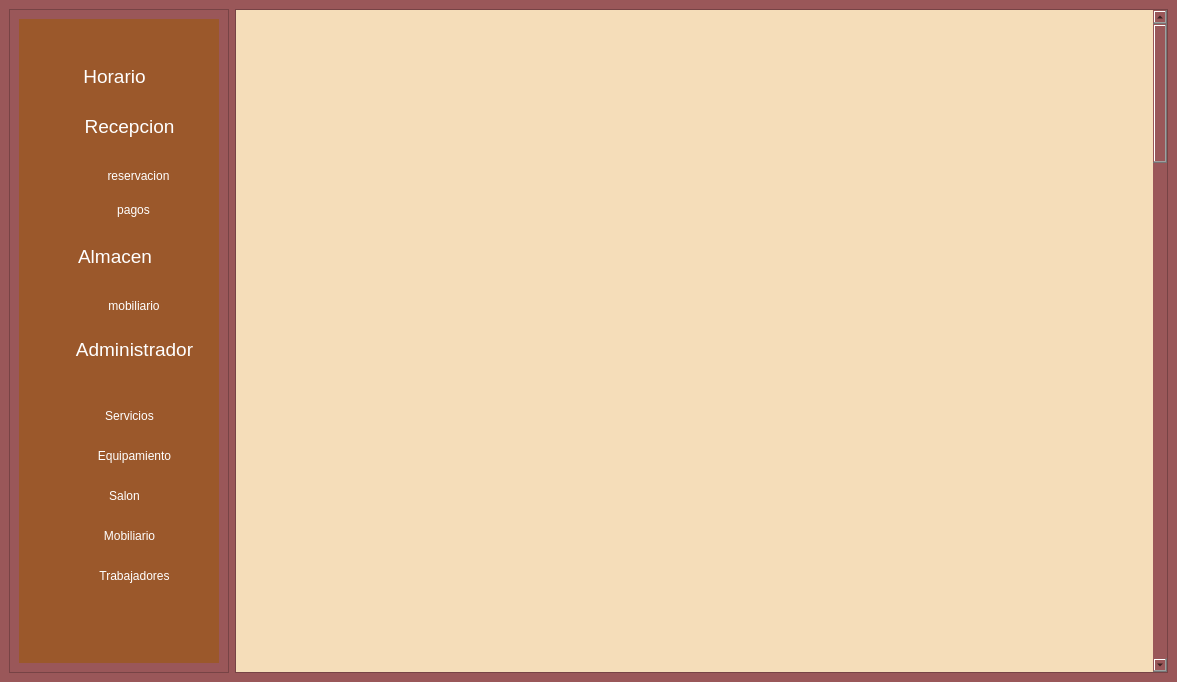
The window that gui/admin_screen.ui (asp-laboratories/BookingRoom_Software) describes before a commit, drawn with Qt 5.
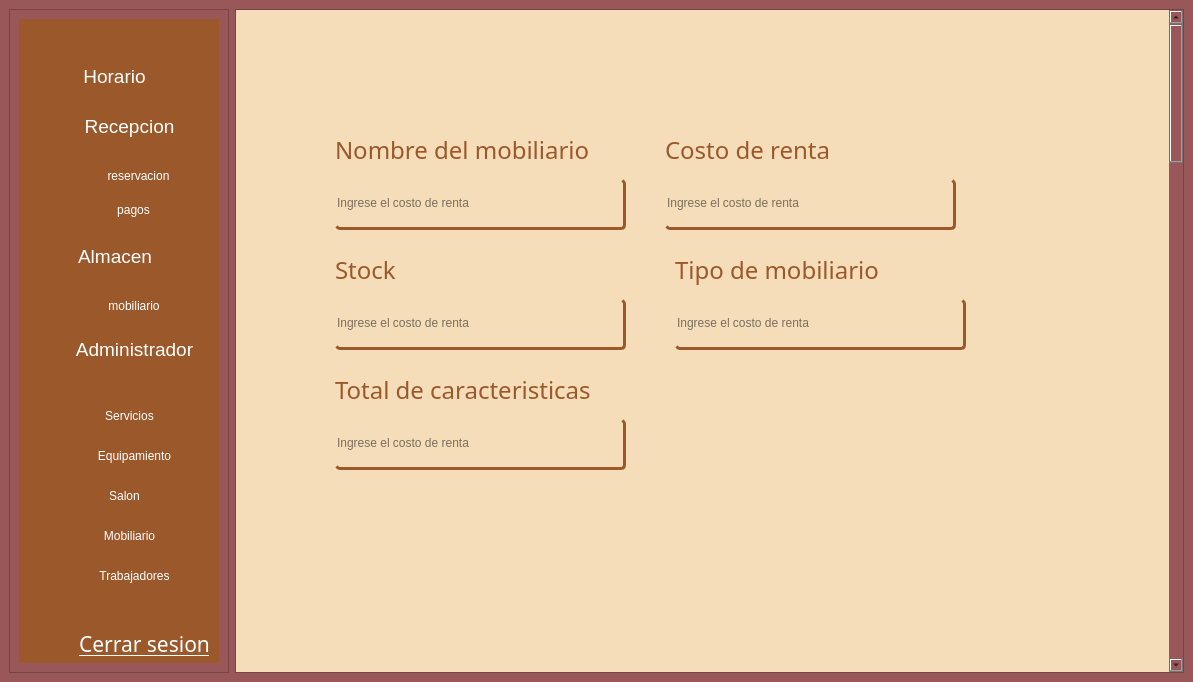
The same window after the commit. The open tabs and pages were chosen to show the change. Icons and pictures are not drawn.

Commit message: feat(gui): Cierre de sesion (Update)

```diff
--- a/gui/admin_screen.ui
+++ b/gui/admin_screen.ui
@@ -6,7 +6,7 @@
    <rect>
     <x>0</x>
     <y>0</y>
-    <width>1177</width>
+    <width>1193</width>
     <height>682</height>
    </rect>
   </property>
@@ -628,6 +628,50 @@
            <bool>true</bool>
           </property>
          </widget>
+         <widget class="QLabel" name="linkLogin">
+          <property name="geometry">
+           <rect>
+            <x>60</x>
+            <y>610</y>
+            <width>141</width>
+            <height>31</height>
+           </rect>
+          </property>
+          <property name="font">
+           <font>
+            <family>Adwaita Sans</family>
+            <pointsize>16</pointsize>
+           </font>
+          </property>
+          <property name="cursor">
+           <cursorShape>PointingHandCursor</cursorShape>
+          </property>
+          <property name="styleSheet">
+           <string notr="true">color: #000000;</string>
+          </property>
+          <property name="text">
+           <string>&lt;html&gt;&lt;head/&gt;&lt;body&gt;&lt;p&gt;&lt;a href=&quot;cerrar&quot;&gt;&lt;span style=&quot; font-weight:400; color:#ffffff;&quot;&gt;Cerrar sesion&lt;/span&gt;&lt;/a&gt;&lt;/p&gt;&lt;/body&gt;&lt;/html&gt;</string>
+          </property>
+         </widget>
+         <widget class="QLabel" name="label_19">
+          <property name="geometry">
+           <rect>
+            <x>10</x>
+            <y>600</y>
+            <width>41</width>
+            <height>41</height>
+           </rect>
+          </property>
+          <property name="text">
+           <string/>
+          </property>
+          <property name="pixmap">
+           <pixmap>../Imagenes/Icons/admin_panel_settings_45dp_FFFFFF_FILL0_wght400_GRAD0_opsz48.png</pixmap>
+          </property>
+          <property name="scaledContents">
+           <bool>true</bool>
+          </property>
+         </widget>
         </widget>
        </item>
       </layout>
@@ -643,7 +687,7 @@
         <rect>
          <x>0</x>
          <y>0</y>
-         <width>946</width>
+         <width>962</width>
          <height>3000</height>
         </rect>
        </property>
@@ -2672,7 +2716,238 @@
             </widget>
            </widget>
           </widget>
-          <widget class="QWidget" name="paginaMobiliario"/>
+          <widget class="QWidget" name="paginaMobiliario">
+           <widget class="QLabel" name="lCostoS_2">
+            <property name="geometry">
+             <rect>
+              <x>90</x>
+              <y>110</y>
+              <width>291</width>
+              <height>41</height>
+             </rect>
+            </property>
+            <property name="font">
+             <font>
+              <family>Adwaita Sans</family>
+              <pointsize>18</pointsize>
+              <bold>false</bold>
+             </font>
+            </property>
+            <property name="styleSheet">
+             <string notr="true">color: rgba(155, 88, 43, 1.0);
+</string>
+            </property>
+            <property name="text">
+             <string>Nombre del mobiliario</string>
+            </property>
+           </widget>
+           <widget class="QLineEdit" name="saCostoRenta_2">
+            <property name="geometry">
+             <rect>
+              <x>90</x>
+              <y>160</y>
+              <width>291</width>
+              <height>51</height>
+             </rect>
+            </property>
+            <property name="styleSheet">
+             <string notr="true">color: rgb(0, 0, 0);
+border-radius: 5px;
+border-bottom: 3px solid rgba(155, 88, 43, 1.0);
+border-right: 3px solid  rgba(155, 88, 43, 1.0);</string>
+            </property>
+            <property name="text">
+             <string/>
+            </property>
+            <property name="placeholderText">
+             <string>Ingrese el costo de renta</string>
+            </property>
+           </widget>
+           <widget class="QLabel" name="lCostoS_3">
+            <property name="geometry">
+             <rect>
+              <x>420</x>
+              <y>110</y>
+              <width>291</width>
+              <height>41</height>
+             </rect>
+            </property>
+            <property name="font">
+             <font>
+              <family>Adwaita Sans</family>
+              <pointsize>18</pointsize>
+              <bold>false</bold>
+             </font>
+            </property>
+            <property name="styleSheet">
+             <string notr="true">color: rgba(155, 88, 43, 1.0);
+</string>
+            </property>
+            <property name="text">
+             <string>Costo de renta</string>
+            </property>
+           </widget>
+           <widget class="QLineEdit" name="saCostoRenta_3">
+            <property name="geometry">
+             <rect>
+              <x>420</x>
+              <y>160</y>
+              <width>291</width>
+              <height>51</height>
+             </rect>
+            </property>
+            <property name="styleSheet">
+             <string notr="true">color: rgb(0, 0, 0);
+border-radius: 5px;
+border-bottom: 3px solid rgba(155, 88, 43, 1.0);
+border-right: 3px solid  rgba(155, 88, 43, 1.0);</string>
+            </property>
+            <property name="text">
+             <string/>
+            </property>
+            <property name="placeholderText">
+             <string>Ingrese el costo de renta</string>
+            </property>
+           </widget>
+           <widget class="QLabel" name="lCostoS_4">
+            <property name="geometry">
+             <rect>
+              <x>90</x>
+              <y>230</y>
+              <width>291</width>
+              <height>41</height>
+             </rect>
+            </property>
+            <property name="font">
+             <font>
+              <family>Adwaita Sans</family>
+              <pointsize>18</pointsize>
+              <bold>false</bold>
+             </font>
+            </property>
+            <property name="styleSheet">
+             <string notr="true">color: rgba(155, 88, 43, 1.0);
+</string>
+            </property>
+            <property name="text">
+             <string>Stock</string>
+            </property>
+           </widget>
+           <widget class="QLineEdit" name="saCostoRenta_4">
+            <property name="geometry">
+             <rect>
+              <x>90</x>
+              <y>280</y>
+              <width>291</width>
+              <height>51</height>
+             </rect>
+            </property>
+            <property name="styleSheet">
+             <string notr="true">color: rgb(0, 0, 0);
+border-radius: 5px;
+border-bottom: 3px solid rgba(155, 88, 43, 1.0);
+border-right: 3px solid  rgba(155, 88, 43, 1.0);</string>
+            </property>
+            <property name="text">
+             <string/>
+            </property>
+            <property name="placeholderText">
+             <string>Ingrese el costo de renta</string>
+            </property>
+           </widget>
+           <widget class="QLineEdit" name="saCostoRenta_5">
+            <property name="geometry">
+             <rect>
+              <x>430</x>
+              <y>280</y>
+              <width>291</width>
+              <height>51</height>
+             </rect>
+            </property>
+            <property name="styleSheet">
+             <string notr="true">color: rgb(0, 0, 0);
+border-radius: 5px;
+border-bottom: 3px solid rgba(155, 88, 43, 1.0);
+border-right: 3px solid  rgba(155, 88, 43, 1.0);</string>
+            </property>
+            <property name="text">
+             <string/>
+            </property>
+            <property name="placeholderText">
+             <string>Ingrese el costo de renta</string>
+            </property>
+           </widget>
+           <widget class="QLabel" name="lCostoS_5">
+            <property name="geometry">
+             <rect>
+              <x>430</x>
+              <y>230</y>
+              <width>291</width>
+              <height>41</height>
+             </rect>
+            </property>
+            <property name="font">
+             <font>
+              <family>Adwaita Sans</family>
+              <pointsize>18</pointsize>
+              <bold>false</bold>
+             </font>
+            </property>
+            <property name="styleSheet">
+             <string notr="true">color: rgba(155, 88, 43, 1.0);
+</string>
+            </property>
+            <property name="text">
+             <string>Tipo de mobiliario</string>
+            </property>
+           </widget>
+           <widget class="QLineEdit" name="saCostoRenta_6">
+            <property name="geometry">
+             <rect>
+              <x>90</x>
+              <y>400</y>
+              <width>291</width>
+              <height>51</height>
+             </rect>
+            </property>
+            <property name="styleSheet">
+             <string notr="true">color: rgb(0, 0, 0);
+border-radius: 5px;
+border-bottom: 3px solid rgba(155, 88, 43, 1.0);
+border-right: 3px solid  rgba(155, 88, 43, 1.0);</string>
+            </property>
+            <property name="text">
+             <string/>
+            </property>
+            <property name="placeholderText">
+             <string>Ingrese el costo de renta</string>
+            </property>
+           </widget>
+           <widget class="QLabel" name="lCostoS_6">
+            <property name="geometry">
+             <rect>
+              <x>90</x>
+              <y>350</y>
+              <width>291</width>
+              <height>41</height>
+             </rect>
+            </property>
+            <property name="font">
+             <font>
+              <family>Adwaita Sans</family>
+              <pointsize>18</pointsize>
+              <bold>false</bold>
+             </font>
+            </property>
+            <property name="styleSheet">
+             <string notr="true">color: rgba(155, 88, 43, 1.0);
+</string>
+            </property>
+            <property name="text">
+             <string>Total de caracteristicas</string>
+            </property>
+           </widget>
+          </widget>
           <widget class="QWidget" name="paginaTrabajador">
            <widget class="QTabWidget" name="tabWidget_3">
             <property name="geometry">
```
Left out of the diff: 6 changed lines with no effect on the pictures. The commit also changes 1 other file.
